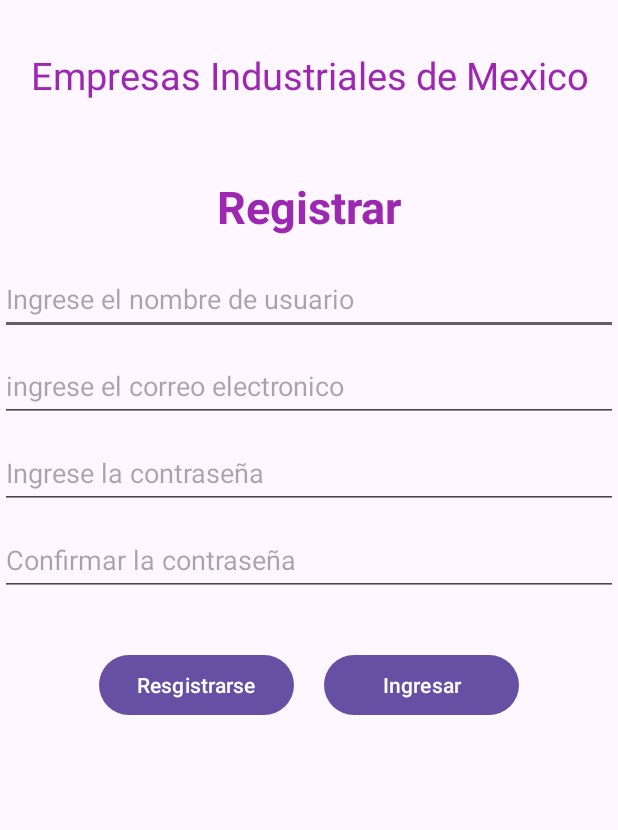
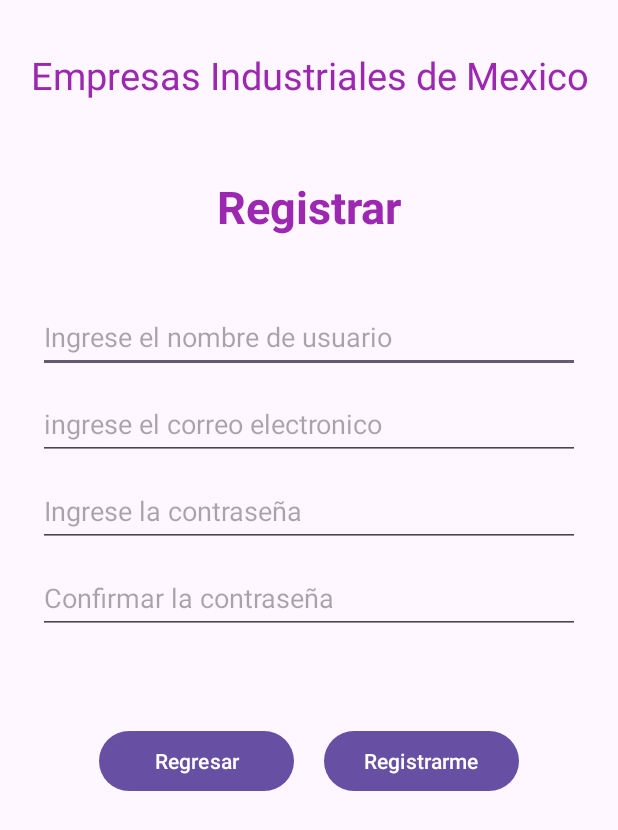
Before and after one commit to BryanUziii/9no_AS_PreExamenCorte2, an Android app: the layout activity_registro.xml on its own in the app's theme, with its tools: preview values and no code run, on a phone screen of 412 x 824 dp. Shown: the top 830 px of the screen. Run offline under Robolectric (Android 15) with nearby library versions, the phone set to English and light mode, and no system bars.

Commit message:
Crecion los metodos para registrar y las vistas

```diff
--- a/app/src/main/res/layout/activity_main.xml
+++ b/app/src/main/res/layout/activity_main.xml
@@ -40,7 +40,8 @@
                 android:id="@+id/txtPassword"
                 android:layout_width="match_parent"
                 android:layout_height="48sp"
-                android:hint="Contraseña"/>
+                android:hint="Contraseña"
+                android:inputType="textPassword"/>
 
 
         </LinearLayout>
--- a/app/src/main/res/layout/activity_registro.xml
+++ b/app/src/main/res/layout/activity_registro.xml
@@ -43,7 +43,8 @@
         <LinearLayout
             android:layout_width="match_parent"
             android:layout_height="wrap_content"
-            android:orientation="vertical">
+            android:orientation="vertical"
+            android:padding="25dp">
 
             <EditText
                 android:id="@+id/txtUserName"
@@ -89,19 +90,19 @@
             android:padding="25dp">
 
             <Button
-                android:id="@+id/btnRegistrarse"
+                android:id="@+id/btnRegresar"
                 android:layout_width="130dp"
-
                 android:layout_height="wrap_content"
                 android:layout_marginRight="10dp"
-                android:text="Resgistrarse"/>
+                android:text="Regresar"
+                android:onClick="regresar"/>
 
             <Button
-                android:id="@+id/btnIngresar"
+                android:id="@+id/btnRegistrarse"
                 android:layout_width="130dp"
                 android:layout_height="wrap_content"
                 android:layout_marginLeft="10dp"
-                android:text="Ingresar"/>
+                android:text="Registrarme"/>
 
 
         </LinearLayout>
```
Also changed, not shown: app/src/main/java/com/example/a9no_as_preexamencorte2/DbManager.java (+25 -2 lines), app/src/main/java/com/example/a9no_as_preexamencorte2/RegistroActivity.java (+95 -0 lines).
